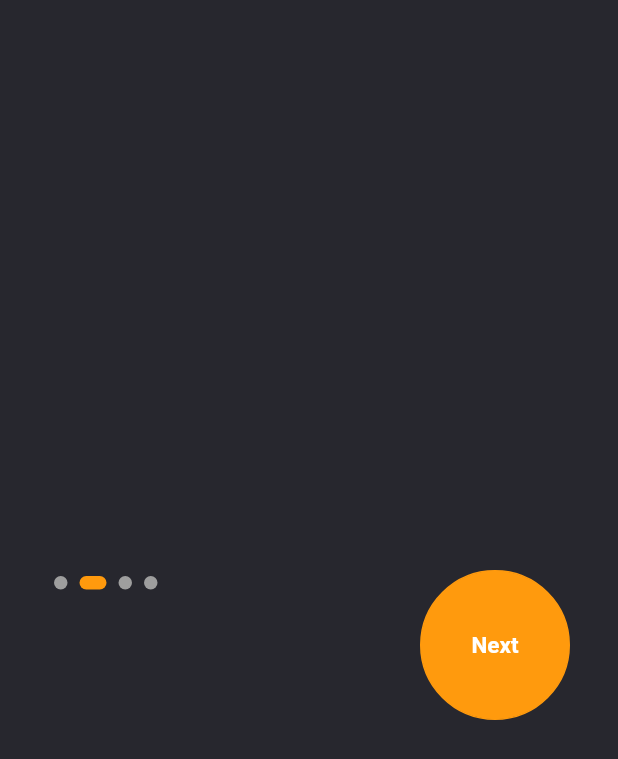
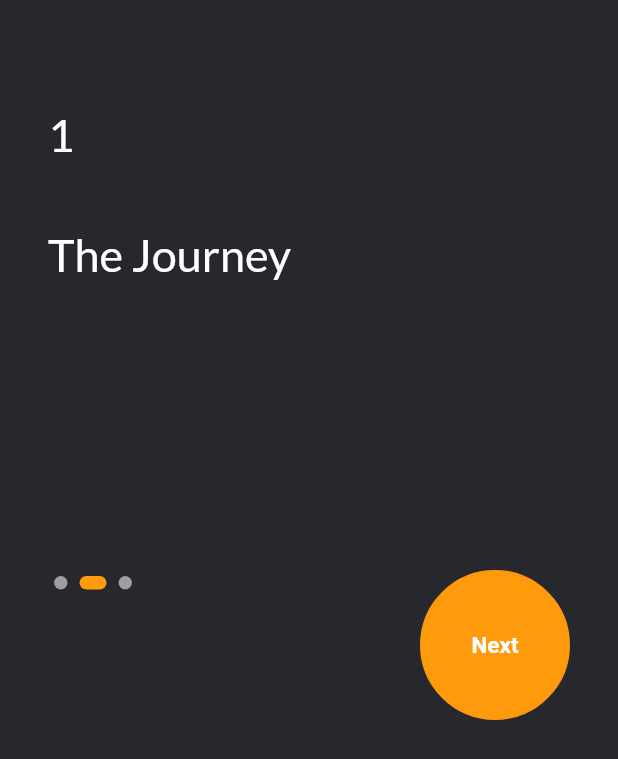
Before and after one commit to animusphere1/papikost, a Flutter app: the screen it shows after launch, swiped to page 2, on a phone screen of 412 x 824 dp. Shown: the top 759 px of the screen. Run offline on Flutter 3.47's test engine with Material 2 defaults, Android fonts, the phone set to English and light mode, and no system bars; drawn by our look-alikes of dots_indicator; our stand-ins replace google_fonts, hexcolor.

Commit message:
Still OnBoarding

```diff
--- a/lib/ui/constant/constantlist.dart
+++ b/lib/ui/constant/constantlist.dart
@@ -1,31 +1,19 @@
-import 'dart:math';
 import 'package:flutter/material.dart';
 import 'package:skripsi/ui/constant/constantcolor.dart';
-import 'package:skripsi/ui/screen/onboardscreen/coba.dart';
-import 'package:skripsi/ui/screen/onboardscreen/coba.dart';
 import 'package:skripsi/ui/screen/onboardscreen/onboardscreenPage.dart';
 
 final List<Widget> onboardingscreenlist = [
-  Coba(),
+  // Coba(),
   OnBoardScreenPage(
     bgcolor: onboardBackgroundColor,
+    text: "The Journey",
   ),
   OnBoardScreenPage(
     bgcolor: onboardBackgroundColor,
+    text: "The Journey",
   ),
   OnBoardScreenPage(
     bgcolor: onboardBackgroundColor,
+    text: "The Journey",
   ),
 ];
-
-List<int> cobadoang = [1, 2, 55, 40, 20, 30, 40];
-
-int ambilangka() {
-  cobadoang.sort((a, b) => a.compareTo(b));
-  print(cobadoang);
-  return cobadoang[Random().nextInt(7)];
-}
-
-Widget onboardingscreen(int i) {
-  return onboardingscreenlist[i];
-}
--- a/lib/ui/screen/onboardscreen/onboardscreen.dart
+++ b/lib/ui/screen/onboardscreen/onboardscreen.dart
@@ -1,5 +1,6 @@
 import 'package:dots_indicator/dots_indicator.dart';
 import 'package:flutter/material.dart';
+import 'package:google_fonts/google_fonts.dart';
 import 'package:hexcolor/hexcolor.dart';
 import 'package:provider/provider.dart';
 import 'package:skripsi/core/viewmodel/onboard_provider.dart';
@@ -14,9 +15,7 @@ class OnBoardScreen extends StatefulWidget {
 
 class _OnBoardScreenState extends State<OnBoardScreen> {
   PageController _pageviewController = PageController();
-
-  bool status = false;
-  GlobalKey<ScaffoldState> _scaffoldkey = GlobalKey(debugLabel: "Coba Doang");
+  GlobalKey<ScaffoldState> _scaffoldkey = GlobalKey();
 
   @override
   void initState() {
@@ -36,6 +35,7 @@ class _OnBoardScreenState extends State<OnBoardScreen> {
         pageviewOnBoard(),
         floatingButtonOnBoard(mediaQuery(context)),
         dotsindicator(mediaQuery(context)),
+        _logoText(mediaQuery(context)),
       ]),
     );
   }
@@ -48,7 +48,10 @@ class _OnBoardScreenState extends State<OnBoardScreen> {
         padding: EdgeInsets.only(
             top: mediaQuery.size.height / 2.0 - 32.0, right: 32.0),
         child: GestureDetector(
-          onTap: () {},
+          onTap: () {
+            Provider.of<OnBoardProvider>(context, listen: false)
+                .indexdotsgantiklik(_pageviewController);
+          },
           child: Container(
             height: 100,
             width: 100,
@@ -63,7 +66,7 @@ class _OnBoardScreenState extends State<OnBoardScreen> {
               child: Text(
                 'Next',
                 style: TextStyle(
-                  color: status != true ? Colors.white : Colors.black12,
+                  color: Colors.white,
                   fontWeight: FontWeight.bold,
                   fontSize: 15,
                 ),
@@ -88,7 +91,7 @@ class _OnBoardScreenState extends State<OnBoardScreen> {
             controller: _pageviewController,
             itemCount: onboardingscreenlist.length ?? 0,
             itemBuilder: (context, i) {
-              return onboardingscreen(i);
+              return onboardingscreenlist[i];
             });
       });
     });
@@ -105,9 +108,7 @@ class _OnBoardScreenState extends State<OnBoardScreen> {
               padding: EdgeInsets.only(
                   top: mediaQuery.size.height / 2.0 - 32.0, left: 32.0),
               child: DotsIndicator(
-                dotsCount: onboardingscreenlist.length != 0
-                    ? onboardingscreenlist.length
-                    : 3,
+                dotsCount: onboardingscreenlist.length,
                 position: onboardprovider.indexdots.toDouble(),
                 decorator: DotsDecorator(
                   spacing: EdgeInsets.all(4.0),
@@ -124,4 +125,35 @@ class _OnBoardScreenState extends State<OnBoardScreen> {
       );
     });
   }
+
+  List<Map<String, List<Map<String, dynamic>>>> nama = [
+    {
+      'nama': [
+        {'sekolah': '1'},
+        {'sekolah': '2'}
+      ]
+    },
+    {
+      'nama': [
+        {'sekolah': '2'}
+      ]
+    }
+  ];
+
+  Widget _logoText(MediaQueryData mediaQuery) {
+    return Align(
+      alignment: Alignment.topLeft,
+      child: Padding(
+        padding: EdgeInsets.only(
+            top: mediaQuery.size.height / 8.0 - 32.0, left: 32.0),
+        child: Text(
+          nama[0]['nama'][0]['sekolah'],
+          style: GoogleFonts.lato(
+            fontSize: 30,
+            color: Colors.white,
+          ),
+        ),
+      ),
+    );
+  }
 }
--- a/lib/ui/screen/onboardscreen/onboardscreenPage.dart
+++ b/lib/ui/screen/onboardscreen/onboardscreenPage.dart
@@ -1,22 +1,45 @@
 import 'package:flutter/material.dart';
+import 'package:skripsi/ui/constant/constantmediaquery.dart';
 import 'widget/widgetsonboard.dart';
+import 'package:google_fonts/google_fonts.dart';
 
 class OnBoardScreenPage extends StatefulWidget {
   final bgcolor;
+  final text;
 
-  const OnBoardScreenPage({this.bgcolor});
+  const OnBoardScreenPage({this.bgcolor, this.text});
 
   @override
   _OnBoardScreenPageState createState() => _OnBoardScreenPageState();
 }
 
 class _OnBoardScreenPageState extends State<OnBoardScreenPage> {
+  List<double> doubleHeight = [4.0, 3.5, 3.0];
+
   @override
   Widget build(BuildContext context) {
     return Stack(
       children: <Widget>[
         OnBoardBackground(widget: widget),
+        _textTheWord(mediaQuery(context)),
       ],
     );
   }
+
+  Widget _textTheWord(MediaQueryData mediaQuery) {
+    return Container(
+      alignment: Alignment.topLeft,
+      child: Padding(
+        padding: EdgeInsets.only(
+            top: mediaQuery.size.height / 4.5 - 32.0, left: 32.0),
+        child: Text(
+          widget.text,
+          style: GoogleFonts.lato(
+            fontSize: 30,
+            color: Colors.white,
+          ),
+        ),
+      ),
+    );
+  }
 }
--- a/pubspec.yaml
+++ b/pubspec.yaml
@@ -27,7 +27,8 @@ dependencies:
   hexcolor: ^1.0.4
   custom_refresh_indicator: ^0.8.0+1
   dots_indicator: ^1.2.0
-  flutter_staggered_grid_view: ^0.3.2
+  google_fonts: ^1.1.0
+
 
 
   # The following adds the Cupertino Icons font to your application.
```
Also changed, not shown: lib/core/viewmodel/onboard_provider.dart (+8 -8 lines), lib/ui/constant/constantmediaquery.dart (+0 -8 lines), lib/ui/constant/constantwidget.dart (+34 -0 lines), pubspec.lock, 5 other files.
